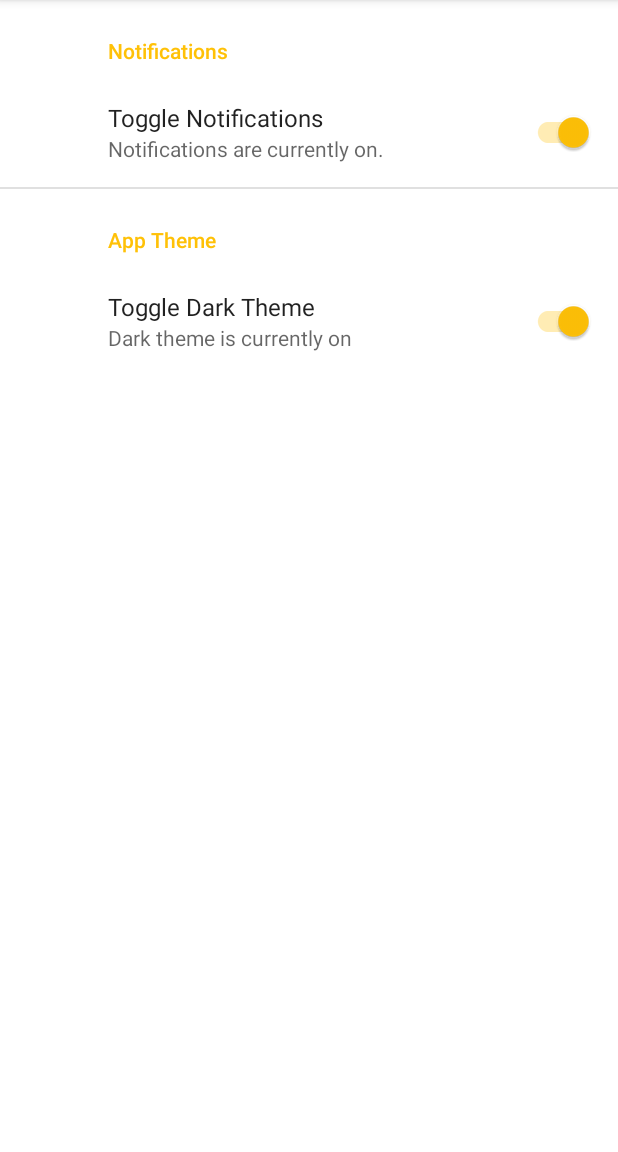
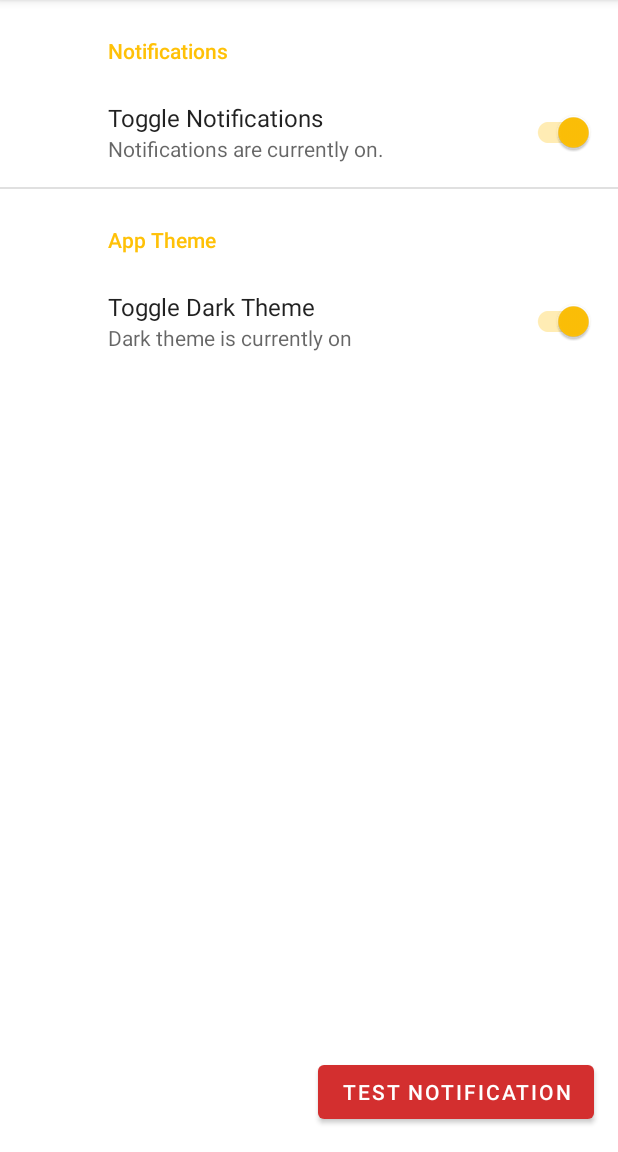
Before and after one commit to IBRice101/CMP309-Moodr, an Android app: the SettingsActivity screen opened directly, with no data from a screen before it, on a phone screen of 412 x 824 dp, the part 84-1236 px from its top. Run offline under Robolectric (Android 15) with nearby library versions, the phone set to English and light mode, and no system bars; our stand-ins replace androidx.preference.

Commit message:
added notification test button that doesn't work when "turn off notifications" preference is toggled off
Also added some comments here and there

```diff
--- a/app/src/main/AndroidManifest.xml
+++ b/app/src/main/AndroidManifest.xml
@@ -61,7 +61,7 @@
             android:name=".mainscreen.MainActivity"
             android:exported="true" />
 
-        <receiver android:name=".notifications.NotificationReciever" />
+        <receiver android:name=".notifications.NotificationReceiver" />
     </application>
 
 </manifest>
--- a/app/src/main/java/com/ibrice/moodr/habits/HabitsActivityModel.java
+++ b/app/src/main/java/com/ibrice/moodr/habits/HabitsActivityModel.java
@@ -62,9 +62,10 @@ public class HabitsActivityModel extends AndroidViewModel implements Observable
     public HabitsItem parseItem(Cursor cursor) {
         HabitsItem item = new HabitsItem();
         item.ID = cursor.getInt(0);
-        item.Title = cursor.getString(1);
-        item.Time = cursor.getString(2);
+        // index 1 is for the date and time the thing was created
+        item.Title = cursor.getString(2);
         item.Description = cursor.getString(3);
+        item.Time = cursor.getString(4);
         return item;
     }
 }
--- a/app/src/main/java/com/ibrice/moodr/mainscreen/MainActivity.java
+++ b/app/src/main/java/com/ibrice/moodr/mainscreen/MainActivity.java
@@ -11,7 +11,7 @@ import android.widget.ImageButton;
 import com.ibrice.moodr.R;
 import com.ibrice.moodr.diary.CalendarActivity;
 import com.ibrice.moodr.habits.ViewHabitsActivity;
-import com.ibrice.moodr.notifications.NotificationReciever;
+import com.ibrice.moodr.notifications.NotificationReceiver;
 import com.ibrice.moodr.reports.ReportsActivity;
 import com.ibrice.moodr.settings.SettingsActivity;
 import com.ibrice.moodr.threegoodthings.ThreeGoodThingsActivity;
@@ -79,7 +79,7 @@ public class MainActivity extends AppCompatActivity {
             calendar.add(Calendar.DAY_OF_MONTH, 1);
         }
 
-        Intent intent = new Intent(getApplicationContext(), NotificationReciever.class);
+        Intent intent = new Intent(getApplicationContext(), NotificationReceiver.class);
         @SuppressLint("UnspecifiedImmutableFlag")
         PendingIntent pendingIntent = PendingIntent.getBroadcast(getApplicationContext(),
                 0, intent, PendingIntent.FLAG_UPDATE_CURRENT);
--- a/app/src/main/java/com/ibrice/moodr/notifications/NotificationHelper.java
+++ b/app/src/main/java/com/ibrice/moodr/notifications/NotificationHelper.java
@@ -12,7 +12,7 @@ import com.ibrice.moodr.R;
 
 import androidx.core.app.NotificationCompat;
 
-public class NotificationHelper {
+public class NotificationHelper extends NotificationCompat {
 
     private final Context notificationContext;
     private static final String NOTIFICATION_CHANNEL_ID = "10001";
@@ -23,7 +23,7 @@ public class NotificationHelper {
     }
 
     public void createNotification() {
-        Intent intent = new Intent(notificationContext, NotificationReciever.class);
+        Intent intent = new Intent(notificationContext, NotificationReceiver.class);
 
         intent.addFlags(Intent.FLAG_ACTIVITY_NEW_TASK);
 
@@ -56,7 +56,7 @@ public class NotificationHelper {
         notificationChannel.enableLights(true);
         notificationChannel.setLightColor(androidx.appcompat.R.attr.colorPrimary);
         notificationChannel.enableVibration(true);
-        notificationChannel.setVibrationPattern(new long[]{100, 200, 300, 400, 500, 400, 300, 200, 100});
+        notificationChannel.setVibrationPattern(new long[]{100, 200, 100});
 
         // create notification manager
         assert notificationManager != null;
--- a/app/src/main/java/com/ibrice/moodr/notifications/NotificationReciever.java
+++ b/app/src/main/java/com/ibrice/moodr/notifications/NotificationReceiver.java
@@ -6,7 +6,7 @@ import android.content.Intent;
 
 import com.ibrice.moodr.notifications.NotificationHelper;
 
-public class NotificationReciever extends BroadcastReceiver {
+public class NotificationReceiver extends BroadcastReceiver {
     @Override
     public void onReceive(Context context, Intent intent) {
         NotificationHelper notificationHelper = new NotificationHelper(context);
--- a/app/src/main/java/com/ibrice/moodr/settings/SettingsActivity.java
+++ b/app/src/main/java/com/ibrice/moodr/settings/SettingsActivity.java
@@ -1,18 +1,32 @@
 package com.ibrice.moodr.settings;
 
+import android.annotation.SuppressLint;
+import android.app.Notification;
+import android.app.NotificationChannel;
+import android.app.NotificationManager;
+import android.app.PendingIntent;
+import android.content.Context;
+import android.content.Intent;
 import android.os.Bundle;
+import android.provider.Settings;
+import android.widget.Button;
 
 import com.ibrice.moodr.R;
+import com.ibrice.moodr.notifications.NotificationHelper;
+import com.ibrice.moodr.notifications.NotificationReceiver;
 
 import java.util.Objects;
 
 import androidx.annotation.Nullable;
 import androidx.appcompat.app.AppCompatActivity;
 import androidx.appcompat.app.AppCompatDelegate;
+import androidx.core.app.NotificationCompat;
 import androidx.preference.PreferenceFragmentCompat;
 import androidx.preference.SwitchPreferenceCompat;
 
 public class SettingsActivity extends AppCompatActivity {
+
+    private static boolean notificationsOn = true;
 
     @Override
     protected void onCreate(Bundle savedInstanceState) {
@@ -23,7 +37,14 @@ public class SettingsActivity extends AppCompatActivity {
             getSupportFragmentManager().beginTransaction().replace(R.id.settings, new SettingsFragment()).commit();
         }
 
-        // TODO: add notification test button (that doesn't work when notifications are disallowed)
+        Button testNotification = findViewById(R.id.btnTestNotification);
+
+        testNotification.setOnClickListener(v -> {
+            if (notificationsOn) {
+                NotificationHelper notificationHelper = new NotificationHelper(this);
+                notificationHelper.createNotification();
+            }  // else do nothing
+        });
     }
 
     public static class SettingsFragment extends PreferenceFragmentCompat {
@@ -32,12 +53,26 @@ public class SettingsActivity extends AppCompatActivity {
             // activity set in root_prefs
             setPreferencesFromResource(R.xml.root_prefs, rootKey);
 
+            SwitchPreferenceCompat notificationSwitch = findPreference("notificationsToggle");
+
+            if (notificationSwitch != null) {
+                notificationSwitch.setOnPreferenceChangeListener((preference, newValue) -> {
+                    boolean isChecked = true;
+                    if (newValue instanceof Boolean)
+                        isChecked = (Boolean) newValue;
+
+                    notificationsOn = isChecked;
+
+                    return true;
+                });
+            }
+
             // get theme switch preference toggle
             SwitchPreferenceCompat themeSwitch = findPreference("darkTheme");
 
             if (themeSwitch != null) {
 
-                // when sitch is toggled
+                // when switch is toggled
                 themeSwitch.setOnPreferenceChangeListener((preference, newValue) -> {
                     boolean isChecked = false; // set whether the switch is checked
                     if (newValue instanceof Boolean)
--- a/app/src/main/java/com/ibrice/moodr/splash/SplashScreen.java
+++ b/app/src/main/java/com/ibrice/moodr/splash/SplashScreen.java
@@ -23,6 +23,6 @@ public class SplashScreen extends AppCompatActivity {
             Intent splashIntent = new Intent(SplashScreen.this, MainActivity.class);
             startActivity(splashIntent);
             finish();
-        }, 2000);
+        }, 1000);
     }
 }
--- a/app/src/main/res/layout/activity_settings.xml
+++ b/app/src/main/res/layout/activity_settings.xml
@@ -5,9 +5,21 @@
     android:layout_height="match_parent"
     tools:context=".settings.SettingsActivity">
 
-    <FrameLayout
+    <RelativeLayout
         android:id="@+id/settings"
         android:layout_width="match_parent"
-        android:layout_height="match_parent" />
+        android:layout_height="match_parent" >
+
+        <Button
+            android:id="@+id/btnTestNotification"
+            android:layout_width="wrap_content"
+            android:layout_height="wrap_content"
+            android:layout_alignParentBottom="true"
+            android:layout_alignParentEnd="true"
+            android:layout_marginBottom="16dp"
+            android:layout_marginEnd="16dp"
+            android:text="@string/test_notification"
+            android:textColor="@color/white" />
+    </RelativeLayout>
 
 </androidx.constraintlayout.widget.ConstraintLayout>
--- a/app/src/main/res/values/strings.xml
+++ b/app/src/main/res/values/strings.xml
@@ -67,4 +67,5 @@
         pressing the + icon in the top right</string>
     <string name="hello_blank_fragment">Hello blank fragment</string>
     <string name="no_good_things_added_yet">No Good Things Added Yet!</string>
+    <string name="test_notification">Test Notification</string>
 </resources>
```
Also changed, not shown: app/src/main/java/com/ibrice/moodr/threegoodthings/ThreeGoodThingsActivity.java (+6 -5 lines), 1 other file.
